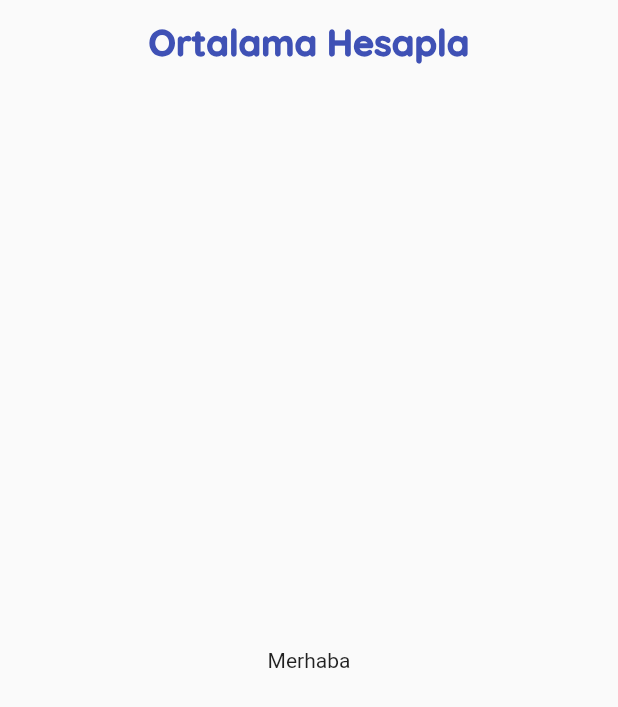
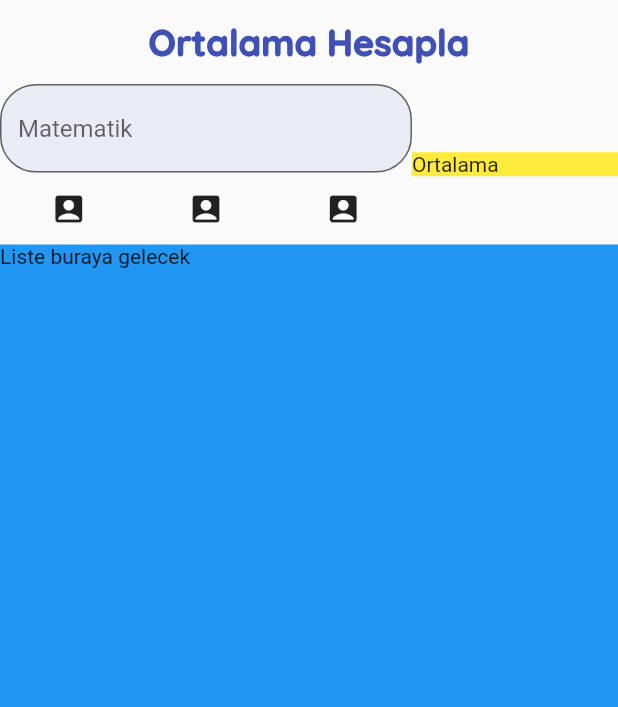
Before and after one commit to DargaHasanBasri/staj_flutter_projects, a Flutter app: the screen it shows after launch, on a phone screen of 412 x 824 dp. Shown: the top 707 px of the screen. Run offline on Flutter 3.47's test engine with Material 2 defaults, Android fonts, the phone set to English and light mode, and no system bars; our stand-ins replace google_fonts, palette_generator.

Commit message:
Sayfa düzeninin oluşturulması
TextFormField oluşturulması ve yerleştirilecek yapılar için sayfa alanlara ayrıldı

```diff
--- a/ogrenci_not_ort_hesaplama/dinamik_not_hesaplama/lib/constants/app_constants.dart
+++ b/ogrenci_not_ort_hesaplama/dinamik_not_hesaplama/lib/constants/app_constants.dart
@@ -11,4 +11,6 @@
     fontWeight: FontWeight.w900,
     color: mainColor,
   );
+
+  static BorderRadius borderRadius = BorderRadius.circular(24);
 }
--- a/ogrenci_not_ort_hesaplama/dinamik_not_hesaplama/lib/widgets/ortalama_hesapla_page.dart
+++ b/ogrenci_not_ort_hesaplama/dinamik_not_hesaplama/lib/widgets/ortalama_hesapla_page.dart
@@ -9,6 +9,8 @@
 }
 
 class _OrtalamaHesaplaPageState extends State<OrtalamaHesaplaPage> {
+  GlobalKey<FormState> formKey = GlobalKey<FormState>();
+
   @override
   Widget build(BuildContext context) {
     return Scaffold(
@@ -22,8 +24,72 @@
           ),
         ),
       ),
-      body: const Center(
-        child: Text('Merhaba'),
+      body: Column(
+        crossAxisAlignment: CrossAxisAlignment.stretch,
+        children: [
+          Row(
+            children: [
+              Expanded(
+                flex: 2,
+                child: _buildForm(),
+              ),
+              Expanded(
+                flex: 1,
+                child: Container(
+                  child: Text('Ortalama'),
+                  color: Colors.yellow,
+                ),
+              ),
+            ],
+          ),
+          Expanded(
+            child: Container(
+              child: Text('Liste buraya gelecek'),
+              color: Colors.blue,
+            ),
+          ),
+        ],
+      ),
+    );
+  }
+
+  Widget _buildForm() {
+    return Form(
+      key: formKey,
+      child: Column(
+        children: [
+          _buildTextFormField(),
+          Row(
+            mainAxisAlignment: MainAxisAlignment.spaceAround,
+            children: [
+              IconButton(
+                onPressed: () {},
+                icon: Icon(Icons.account_box),
+              ),
+              IconButton(
+                onPressed: () {},
+                icon: Icon(Icons.account_box),
+              ),
+              IconButton(
+                onPressed: () {},
+                icon: Icon(Icons.account_box),
+              ),
+            ],
+          ),
+        ],
+      ),
+    );
+  }
+
+  TextFormField _buildTextFormField() {
+    return TextFormField(
+      decoration: InputDecoration(
+        hintText: 'Matematik',
+        border: OutlineInputBorder(
+          borderRadius: Sabitler.borderRadius,
+        ),
+        filled: true,
+        fillColor: Sabitler.mainColor.shade100.withOpacity(0.3),
       ),
     );
   }
```
